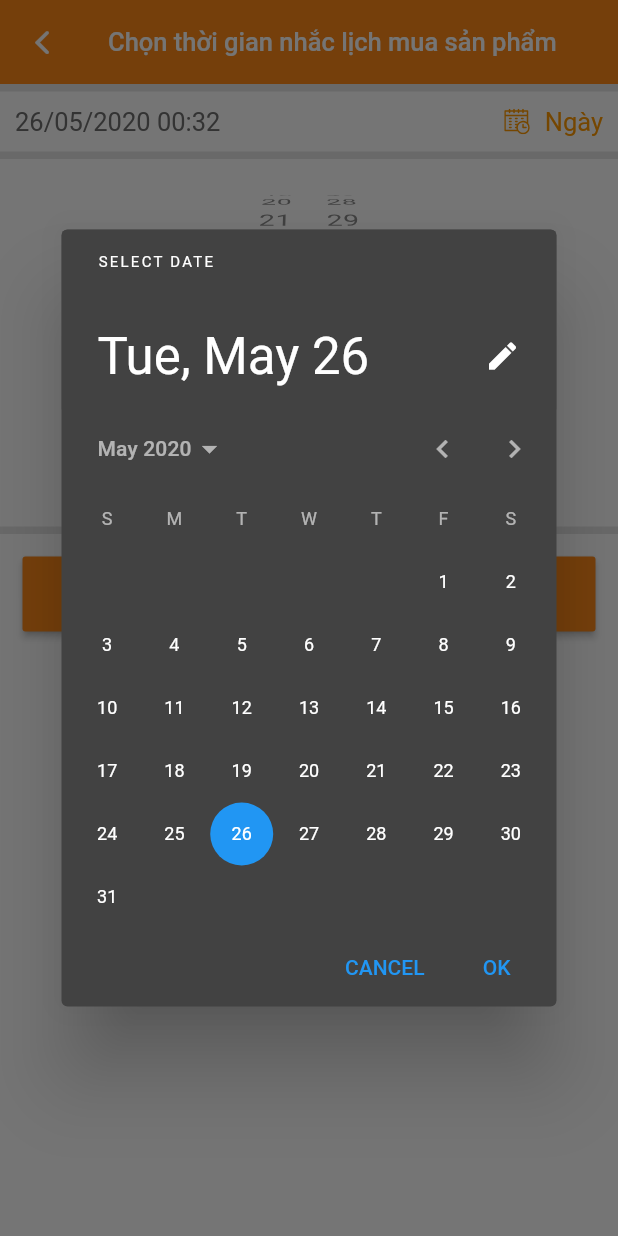
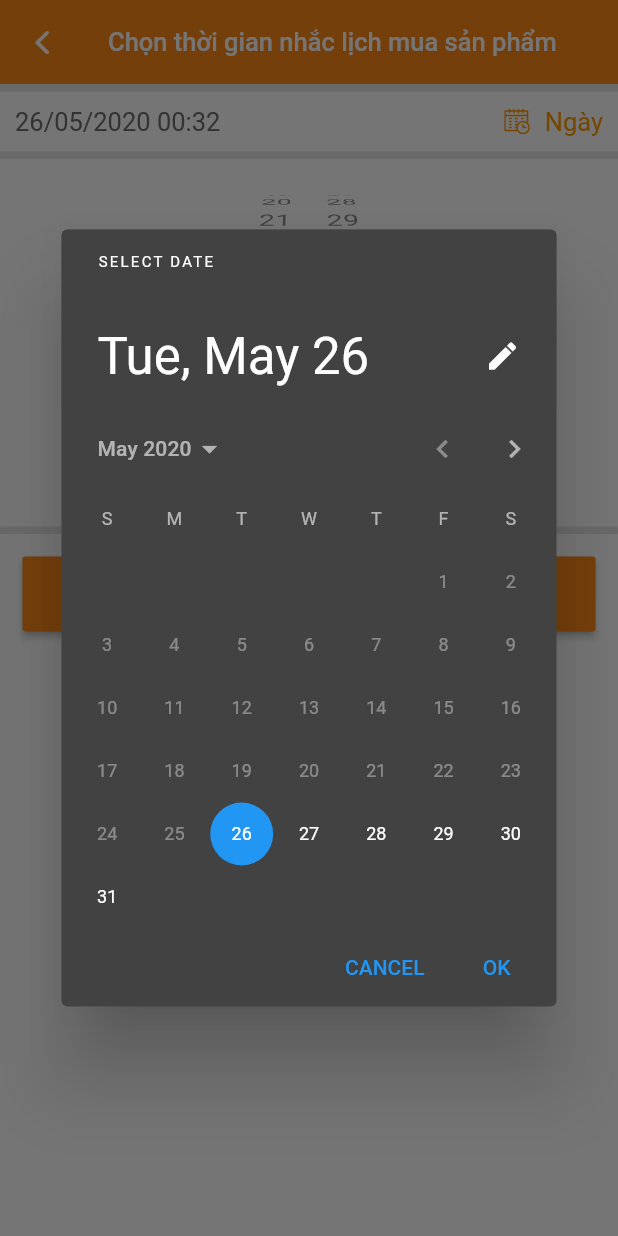
Before and after one commit to NhaPCS/baby_garden, a Flutter app: the RemindSetDateTimeScreen screen opened directly, after a tap on "Ngày", on a phone screen of 412 x 824 dp. Run offline on Flutter 3.47's test engine with Material 2 defaults, Android fonts, the phone set to English and light mode, and no system bars; our stand-ins replace auto_size_text, cached_network_image, carousel_slider, dots_indicator, fl_chart, flutter_html and 12 more; missing offline and left inert: barcode_scan, flutter_picker; accounts and stored records are empty.

Commit message:
fix remind calendar

```diff
--- a/lib/data/model/remind_calendar.dart
+++ b/lib/data/model/remind_calendar.dart
@@ -56,9 +56,7 @@ class RemindCalendar {
   }
 
   RemindCalendar fromJson(Map<String, dynamic> calendar) {
-    print('olala');
     final images = calendar['image'] as List<dynamic>;
-    print(images.length);
 
     id = calendar['id'];
     dateStart = calendar['date_start'];
--- a/lib/screen/remind_management/item/remind_card_item.dart
+++ b/lib/screen/remind_management/item/remind_card_item.dart
@@ -85,7 +85,7 @@ class RemindCardItem extends StatelessWidget {
                         Padding(
                           padding: const EdgeInsets.only(
                               left: SizeUtil.midSmallSpace),
-                          child: Text(calendar.datetime,
+                          child: Text(calendar.dateStart,
                               style: TextStyle(
                                   color: ColorUtil.grayLine,
                                   fontSize: SizeUtil.textSizeSmall)),
--- a/lib/screen/remind_set_date_time/remind_set_date_time_screen.dart
+++ b/lib/screen/remind_set_date_time/remind_set_date_time_screen.dart
@@ -27,7 +27,7 @@ class _RemindSetDateTimeScreenState extends BaseState<RemindSetDateTimeScreen> {
 
   @override
   Widget buildWidget(BuildContext context) {
-    initializeDateFormatting('en', null);
+    initializeDateFormatting('vi', null);
 
     return Scaffold(
       appBar: getAppBar(
@@ -162,7 +162,7 @@ class _RemindSetDateTimeScreenState extends BaseState<RemindSetDateTimeScreen> {
     var selectedDate = await showDatePicker(
       context: context,
       initialDate: DateTime.now(),
-      firstDate: DateTime(2018),
+      firstDate: DateTime.now(),
       lastDate: DateTime(2030),
       builder: (BuildContext context, Widget child) {
         return Theme(
```
Also changed, not shown: lib/screen/cart/dialog/set_schedule_for_product_dialog.dart (+4 -6 lines), lib/screen/remind_management/provider/remind_calendar_provider.dart (+1 -11 lines).
